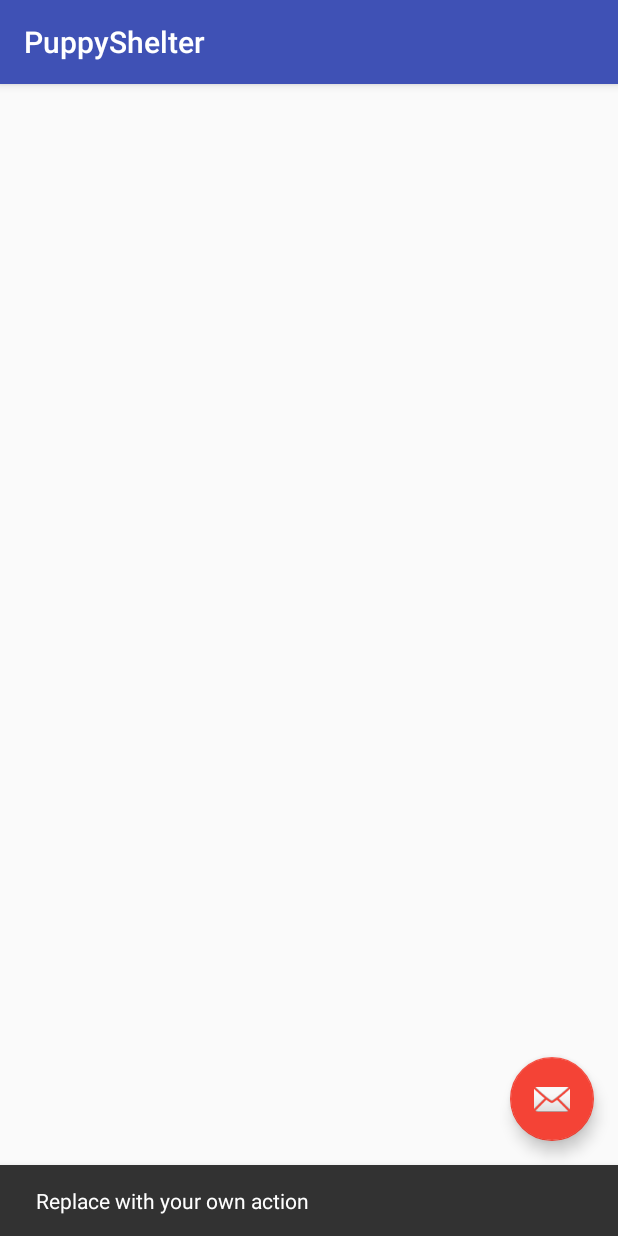
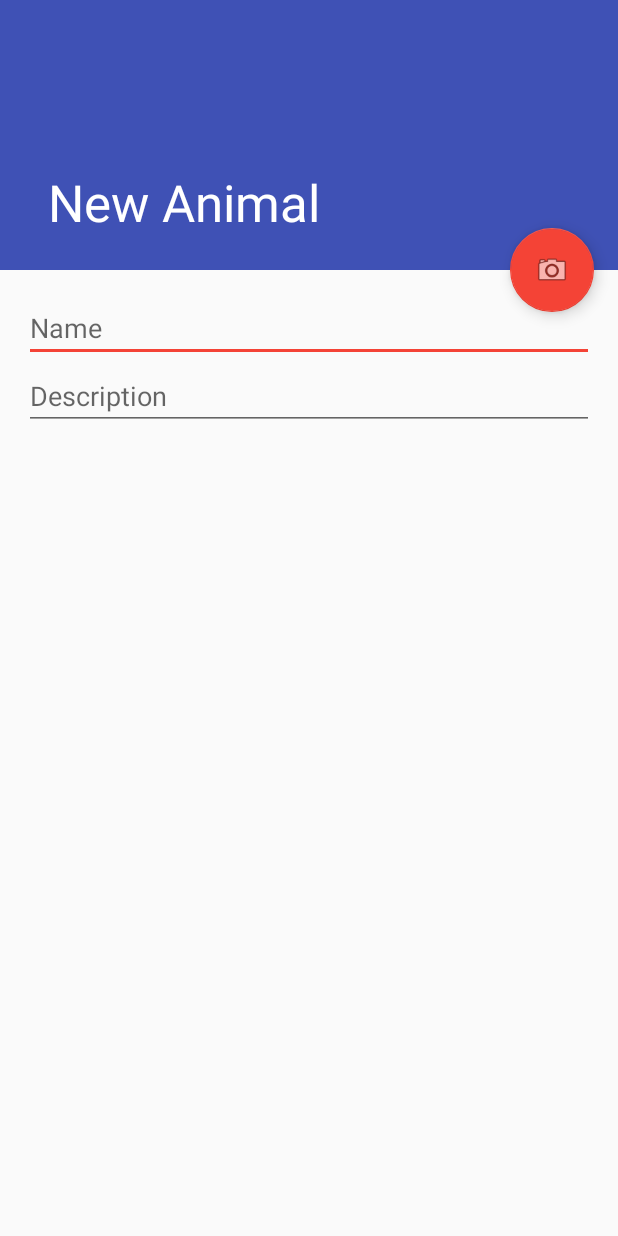
Before and after one commit to roioteromorales/PuppyShelter, an Android app: the screen it shows after launch (AnimalListActivity before the commit, AnimalAddActivity after it), after a tap on an icon or button, on a phone screen of 412 x 824 dp. Run offline under Robolectric (Android 15) with nearby library versions, the phone set to English and light mode, and no system bars; our stand-ins replace Dagger/Hilt's generated code; 1 statement that could not run was skipped.

Commit message:
Create form and apicall to save new animal

```diff
--- a/app/src/main/AndroidManifest.xml
+++ b/app/src/main/AndroidManifest.xml
@@ -23,6 +23,10 @@
             android:name=".domain.puppies.ui.AnimalDetailActivity"
             android:label="@string/title_activity_puppy_detail"
             android:theme="@style/AppTheme.NoActionBar" />
+        <activity
+            android:name=".domain.puppies.ui.AnimalAddActivity"
+            android:label="@string/title_activity_add_animal"
+            android:theme="@style/AppTheme.NoActionBar"></activity>
     </application>
 
 </manifest>
--- a/app/src/main/java/com/roisoftstudio/puppyshelter/domain/puppies/dependencies/MainComponent.java
+++ b/app/src/main/java/com/roisoftstudio/puppyshelter/domain/puppies/dependencies/MainComponent.java
@@ -17,6 +17,7 @@
 package com.roisoftstudio.puppyshelter.domain.puppies.dependencies;
 
 
+import com.roisoftstudio.puppyshelter.domain.puppies.ui.AnimalAddActivity;
 import com.roisoftstudio.puppyshelter.domain.puppies.ui.AnimalListActivity;
 
 import javax.inject.Singleton;
@@ -26,6 +27,7 @@ import dagger.Component;
 @Singleton @Component(modules = MainModule.class) public interface MainComponent {
 
   void inject(AnimalListActivity activity);
+  void inject(AnimalAddActivity activity);
 
 //  void inject(PuppiesDetailActivity activity);
 }
--- a/app/src/main/java/com/roisoftstudio/puppyshelter/domain/puppies/model/AnimalBuilder.java
+++ b/app/src/main/java/com/roisoftstudio/puppyshelter/domain/puppies/model/AnimalBuilder.java
@@ -20,11 +20,11 @@ public class AnimalBuilder {
         return this;
     }
 
-    public static AnimalBuilder aPuppy(){
+    public static AnimalBuilder anAnimal(){
         return new AnimalBuilder();
     }
 
-    public Animal createPuppy() {
+    public Animal createAnimal() {
         return new Animal(name, imageUrl, description);
     }
 }
--- a/app/src/main/java/com/roisoftstudio/puppyshelter/domain/puppies/retrofit/AnimalService.java
+++ b/app/src/main/java/com/roisoftstudio/puppyshelter/domain/puppies/retrofit/AnimalService.java
@@ -5,11 +5,15 @@ import com.roisoftstudio.puppyshelter.domain.puppies.model.Animal;
 import java.util.List;
 
 import retrofit2.Call;
+import retrofit2.http.Body;
 import retrofit2.http.GET;
+import retrofit2.http.POST;
 
 public interface AnimalService {
 
     @GET("animals")
     Call<List<Animal>> getAllAnimals();
 
+    @POST("animals/create")
+    Call<Void> save(@Body Animal animal);
 }
--- a/app/src/main/java/com/roisoftstudio/puppyshelter/domain/puppies/ui/AnimalAddActivity.java
+++ b/app/src/main/java/com/roisoftstudio/puppyshelter/domain/puppies/ui/AnimalAddActivity.java
@@ -1,19 +1,82 @@
 package com.roisoftstudio.puppyshelter.domain.puppies.ui;
 
 import android.os.Bundle;
+import android.support.design.widget.CollapsingToolbarLayout;
+import android.support.design.widget.FloatingActionButton;
+import android.support.design.widget.Snackbar;
 import android.support.v7.app.AppCompatActivity;
 import android.support.v7.widget.Toolbar;
+import android.view.View;
+import android.widget.EditText;
 
 import com.roisoftstudio.puppyshelter.R;
+import com.roisoftstudio.puppyshelter.domain.puppies.PuppyShelterApplication;
+import com.roisoftstudio.puppyshelter.domain.puppies.model.Animal;
+import com.roisoftstudio.puppyshelter.domain.puppies.retrofit.AnimalService;
+
+import javax.inject.Inject;
+
+import retrofit2.Call;
+import retrofit2.Callback;
+import retrofit2.Response;
+
+import static com.roisoftstudio.puppyshelter.domain.puppies.model.AnimalBuilder.anAnimal;
 
 public class AnimalAddActivity extends AppCompatActivity {
+
+    @Inject
+    AnimalService animalService;
+
     @Override
     protected void onCreate(Bundle savedInstanceState) {
         super.onCreate(savedInstanceState);
-        setContentView(R.layout.activity_puppy_detail);
+        setContentView(R.layout.activity_add_animal);
         Toolbar toolbar = (Toolbar) findViewById(R.id.toolbar);
         setSupportActionBar(toolbar);
+        initializeDagger();
+        CollapsingToolbarLayout collapsingToolbar = (CollapsingToolbarLayout) findViewById(R.id.toolbar_layout);
+        collapsingToolbar.setTitle("New Animal");
 
+        initializeAddButton();
+    }
+    private void initializeDagger() {
+        PuppyShelterApplication app = (PuppyShelterApplication) getApplication();
+        app.getMainComponent().inject(this);
+    }
+    private void initializeAddButton() {
+        FloatingActionButton fab = (FloatingActionButton) findViewById(R.id.fab);
+        fab.setOnClickListener(new View.OnClickListener() {
+            @Override
+            public void onClick(View view) {
+                EditText nameText = (EditText) findViewById(R.id.input_name);
+                EditText descriptionText = (EditText) findViewById(R.id.input_description);
 
+                String name = nameText.getText().toString();
+                String description = descriptionText.getText().toString();
+                Animal newAnimal = anAnimal().withName(name).withDescription(description).createAnimal();
+                animalService.save(newAnimal).enqueue(new AddAnimalCallback(view));
+            }
+        });
+    }
+
+    private static class AddAnimalCallback implements Callback<Void> {
+        private View view;
+
+        public AddAnimalCallback(View view){
+            super();
+            this.view = view;
+        }
+
+        @Override
+        public void onResponse(Call<Void> call, Response<Void> response) {
+            Snackbar.make(view, "Saved Animal successfully", Snackbar.LENGTH_LONG)
+                    .setAction("Action", null).show();
+        }
+
+        @Override
+        public void onFailure(Call<Void> call, Throwable t) {
+            Snackbar.make(view, "Error saving animal: " + t.getMessage(), Snackbar.LENGTH_LONG)
+                    .setAction("Action", null).show();
+        }
     }
 }
--- a/app/src/main/java/com/roisoftstudio/puppyshelter/domain/puppies/ui/AnimalListActivity.java
+++ b/app/src/main/java/com/roisoftstudio/puppyshelter/domain/puppies/ui/AnimalListActivity.java
@@ -1,13 +1,11 @@
 package com.roisoftstudio.puppyshelter.domain.puppies.ui;
 
-import android.app.ProgressDialog;
+import android.content.Intent;
 import android.os.Bundle;
 import android.support.design.widget.FloatingActionButton;
-import android.support.design.widget.Snackbar;
 import android.support.v7.app.AppCompatActivity;
 import android.support.v7.widget.GridLayoutManager;
 import android.support.v7.widget.RecyclerView;
-import android.support.v7.widget.Toolbar;
 import android.view.View;
 import android.view.animation.Animation;
 import android.view.animation.AnimationUtils;
@@ -29,13 +27,12 @@ import retrofit2.Response;
 
 public class AnimalListActivity extends AppCompatActivity {
 
+    @Inject
+    AnimalService animalService;
+
     private RecyclerView mRecyclerView;
 
-    @Inject
-    AnimalService animalService;
-    private ProgressDialog progressDialog;
     private CardsAdapter adapter;
-    private Animation rotateAnimation;
 
     @Override
     protected void onCreate(Bundle savedInstanceState) {
@@ -54,14 +51,12 @@ public class AnimalListActivity extends AppCompatActivity {
 
     private void initializeAddFabButton() {
         final FloatingActionButton addAnimalButton =  (FloatingActionButton)findViewById(R.id.fab_add_button);
-        rotateAnimation = AnimationUtils.loadAnimation(getApplicationContext(), R.anim.rotate_forward);
+        final Animation rotateAnimation = AnimationUtils.loadAnimation(getApplicationContext(), R.anim.rotate_forward);
         addAnimalButton.setOnClickListener(new View.OnClickListener() {
             @Override
             public void onClick(View view) {
                 addAnimalButton.startAnimation(rotateAnimation);
-                addAnimalButton.startAnimation(rotateAnimation);
-                Snackbar.make(view, "Replace with your own action", Snackbar.LENGTH_LONG)
-                        .setAction("Action", null).show();
+                startActivity(new Intent(AnimalListActivity.this, AnimalAddActivity.class));
             }
         });
     }
@@ -81,12 +76,9 @@ public class AnimalListActivity extends AppCompatActivity {
     }
 
     private void refreshList() {
-        progressDialog = ProgressDialog.show(AnimalListActivity.this,
-                "Please wait", "Getting Puppies...", true, false);
         animalService.getAllAnimals().enqueue(new Callback<List<Animal>>() {
             @Override
             public void onResponse(Call<List<Animal>> call, Response<List<Animal>> response) {
-                progressDialog.dismiss();
                 if (response.body() != null) {
                     adapter.setPuppies(response.body());
                     adapter.notifyDataSetChanged();
@@ -95,7 +87,6 @@ public class AnimalListActivity extends AppCompatActivity {
 
             @Override
             public void onFailure(Call<List<Animal>> call, Throwable t) {
-                progressDialog.dismiss();
                 Toast.makeText(AnimalListActivity.this, "Please check internet connection", Toast.LENGTH_SHORT).show();
             }
         });
--- /dev/null
+++ b/app/src/main/res/layout/activity_add_animal.xml
@@ -0,0 +1,46 @@
+<?xml version="1.0" encoding="utf-8"?>
+<android.support.design.widget.CoordinatorLayout xmlns:android="http://schemas.android.com/apk/res/android"
+    xmlns:app="http://schemas.android.com/apk/res-auto"
+    xmlns:tools="http://schemas.android.com/tools"
+    android:layout_width="match_parent"
+    android:layout_height="match_parent"
+    android:fitsSystemWindows="true"
+    tools:context="com.roisoftstudio.puppyshelter.domain.puppies.ui.AnimalAddActivity">
+
+    <android.support.design.widget.AppBarLayout
+        android:id="@+id/app_bar"
+        android:layout_width="match_parent"
+        android:layout_height="@dimen/app_bar_height"
+        android:fitsSystemWindows="true"
+        android:theme="@style/AppTheme.AppBarOverlay">
+
+        <android.support.design.widget.CollapsingToolbarLayout
+            android:id="@+id/toolbar_layout"
+            android:layout_width="match_parent"
+            android:layout_height="match_parent"
+            android:fitsSystemWindows="true"
+            app:contentScrim="?attr/colorPrimary"
+            app:layout_scrollFlags="scroll|exitUntilCollapsed">
+
+            <android.support.v7.widget.Toolbar
+                android:id="@+id/toolbar"
+                android:layout_width="match_parent"
+                android:layout_height="?attr/actionBarSize"
+                app:layout_collapseMode="pin"
+                app:popupTheme="@style/AppTheme.PopupOverlay" />
+
+        </android.support.design.widget.CollapsingToolbarLayout>
+    </android.support.design.widget.AppBarLayout>
+
+    <include layout="@layout/content_add_animal" />
+
+    <android.support.design.widget.FloatingActionButton
+        android:id="@+id/fab"
+        android:layout_width="wrap_content"
+        android:layout_height="wrap_content"
+        android:layout_margin="@dimen/fab_margin"
+        app:layout_anchor="@id/app_bar"
+        app:layout_anchorGravity="bottom|end"
+        app:srcCompat="@android:drawable/ic_menu_camera" />
+
+</android.support.design.widget.CoordinatorLayout>
--- /dev/null
+++ b/app/src/main/res/layout/content_add_animal.xml
@@ -0,0 +1,32 @@
+<?xml version="1.0" encoding="utf-8"?>
+<android.support.v4.widget.NestedScrollView xmlns:android="http://schemas.android.com/apk/res/android"
+    xmlns:app="http://schemas.android.com/apk/res-auto"
+    xmlns:tools="http://schemas.android.com/tools"
+    android:layout_width="match_parent"
+    android:layout_height="match_parent"
+    app:layout_behavior="@string/appbar_scrolling_view_behavior"
+    tools:context="com.roisoftstudio.puppyshelter.domain.puppies.ui.AnimalAddActivity"
+    tools:showIn="@layout/activity_add_animal">
+    <LinearLayout xmlns:android="http://schemas.android.com/apk/res/android"
+        android:layout_width="match_parent"
+        android:layout_height="match_parent"
+        android:orientation="vertical">
+
+    <EditText
+        android:id="@+id/input_name"
+        android:layout_width="match_parent"
+        android:layout_height="wrap_content"
+        android:layout_marginLeft="@dimen/activity_horizontal_margin"
+        android:layout_marginRight="@dimen/activity_horizontal_margin"
+        android:layout_marginTop="@dimen/activity_vertical_margin"
+        android:hint="Name" />
+    <EditText
+        android:id="@+id/input_description"
+        android:layout_width="match_parent"
+        android:layout_height="wrap_content"
+        android:layout_marginLeft="@dimen/activity_horizontal_margin"
+        android:layout_marginRight="@dimen/activity_horizontal_margin"
+        android:hint="Description" />
+    </LinearLayout>
+
+</android.support.v4.widget.NestedScrollView>
--- /dev/null
+++ b/app/src/main/res/menu/menu_add_animal.xml
@@ -0,0 +1,10 @@
+<menu xmlns:android="http://schemas.android.com/apk/res/android"
+    xmlns:app="http://schemas.android.com/apk/res-auto"
+    xmlns:tools="http://schemas.android.com/tools"
+    tools:context="com.roisoftstudio.puppyshelter.domain.puppies.ui.AnimalAddActivity">
+    <item
+        android:id="@+id/action_settings"
+        android:orderInCategory="100"
+        android:title="@string/action_settings"
+        app:showAsAction="never" />
+</menu>
--- a/app/src/main/res/values/strings.xml
+++ b/app/src/main/res/values/strings.xml
@@ -6,4 +6,5 @@
     </string>
     <string name="action_settings">Settings</string>
     <string name="title_activity_aaa">aaa</string>
+    <string name="title_activity_add_animal">AddAnimalActivity</string>
 </resources>
```
